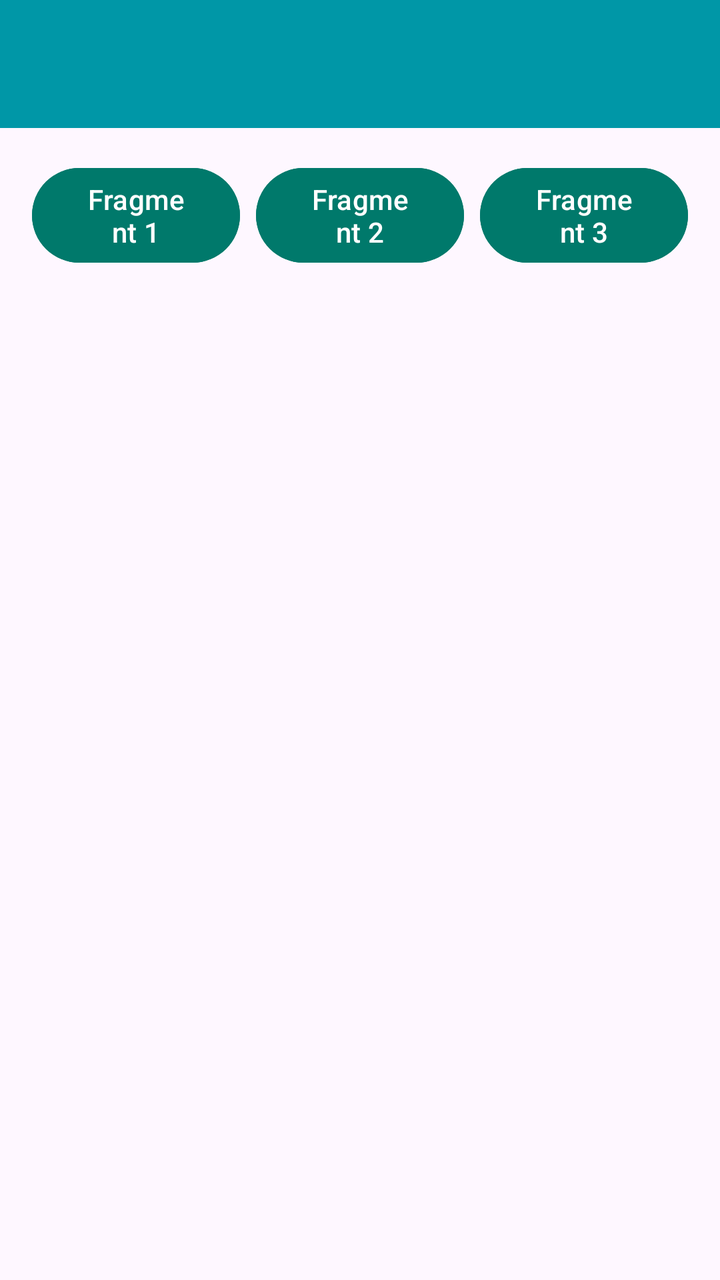
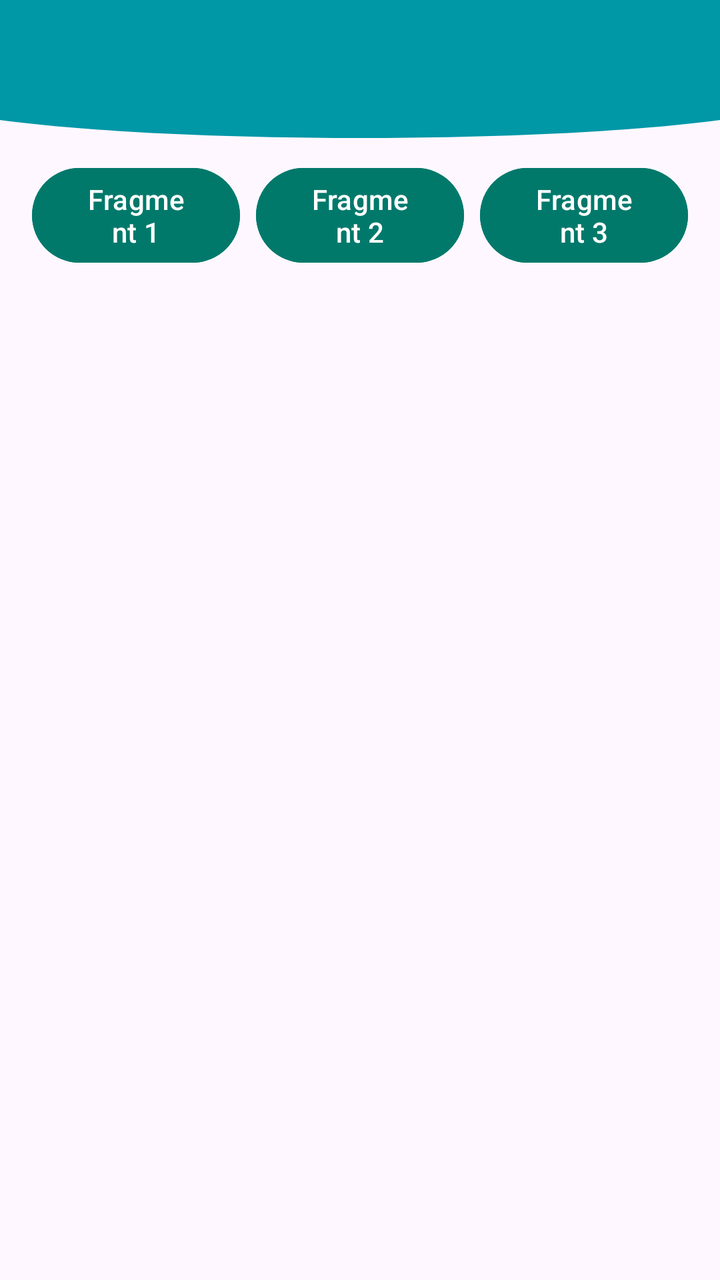

Compare the two renders of this Android layout. The source of the first and the diff that turns it into the second are given below.
<!-- AndroidManifest.xml: application theme Theme.Raymond_3TIB -->
<!-- res/layout/activity_sixth.xml -->
<?xml version="1.0" encoding="utf-8"?>
<androidx.constraintlayout.widget.ConstraintLayout xmlns:android="http://schemas.android.com/apk/res/android"
    xmlns:app="http://schemas.android.com/apk/res-auto"
    xmlns:tools="http://schemas.android.com/tools"
    android:id="@+id/main"
    android:layout_width="match_parent"
    android:layout_height="match_parent"
    tools:context=".Home.pertemuan6.SixthActivity">

    <androidx.appcompat.widget.Toolbar
        android:id="@+id/toolbar"
        android:layout_width="0dp"
        android:layout_height="?attr/actionBarSize"
        android:background="#0097A7"
        app:subtitleTextColor="@android:color/white"
        app:titleTextColor="@android:color/white"
        app:layout_constraintEnd_toEndOf="parent"
        app:layout_constraintStart_toStartOf="parent"
        app:layout_constraintTop_toTopOf="parent" />
    <Button
        android:id="@+id/btnFragment1"
        android:layout_width="0dp"
        android:layout_height="wrap_content"
        android:layout_marginStart="16dp"
        android:layout_marginTop="16dp"
        android:layout_marginEnd="4dp"
        android:backgroundTint="#00796B"
        android:text="Fragment 1"
        app:layout_constraintEnd_toStartOf="@+id/btnFragment2"
        app:layout_constraintStart_toStartOf="parent"
        app:layout_constraintTop_toBottomOf="@+id/toolbar" />
    <Button
        android:id="@+id/btnFragment2"
        android:layout_width="0dp"
        android:layout_height="wrap_content"
        android:layout_marginStart="4dp"
        android:layout_marginEnd="4dp"
        android:backgroundTint="#00796B"
        android:text="Fragment 2"
        app:layout_constraintEnd_toStartOf="@+id/btnFragment3"
        app:layout_constraintStart_toEndOf="@+id/btnFragment1"
        app:layout_constraintTop_toTopOf="@+id/btnFragment1" />
    <Button
        android:id="@+id/btnFragment3"
        android:layout_width="0dp"
        android:layout_height="wrap_content"
        android:layout_marginStart="4dp"
        android:layout_marginEnd="16dp"
        android:backgroundTint="#00796B"
        android:text="Fragment 3"
        app:layout_constraintEnd_toEndOf="parent"
        app:layout_constraintStart_toEndOf="@+id/btnFragment2"
        app:layout_constraintTop_toTopOf="@+id/btnFragment1" />
    <FrameLayout
        android:id="@+id/fragment_container"
        android:layout_width="0dp"
        android:layout_height="0dp"
        android:layout_marginTop="20dp"
        app:layout_constraintBottom_toBottomOf="parent"
        app:layout_constraintEnd_toEndOf="parent"
        app:layout_constraintStart_toStartOf="parent"
        app:layout_constraintTop_toBottomOf="@+id/btnFragment2" />

</androidx.constraintlayout.widget.ConstraintLayout>
<!-- resources referenced by this layout -->
<resources>
  <style name="Theme.Raymond_3TIB" parent="Base.Theme.Raymond_3TIB" />
  <style name="Base.Theme.Raymond_3TIB" parent="Theme.Material3.DayNight.NoActionBar">
          
          
      </style>
</resources>

<!-- the commit's change to res/layout/activity_sixth.xml (unified diff, before → after) -->
@@ -7,11 +7,19 @@
     android:layout_height="match_parent"
     tools:context=".Home.pertemuan6.SixthActivity">
 
+    <View
+        android:id="@+id/background_header"
+        android:layout_width="0dp"
+        android:layout_height="80dp"
+        android:background="@drawable/bg_header_wave2"
+        app:layout_constraintStart_toStartOf="parent"
+        app:layout_constraintEnd_toEndOf="parent"
+        app:layout_constraintTop_toTopOf="parent" />
+
     <androidx.appcompat.widget.Toolbar
         android:id="@+id/toolbar"
         android:layout_width="0dp"
         android:layout_height="?attr/actionBarSize"
-        android:background="#0097A7"
         app:subtitleTextColor="@android:color/white"
         app:titleTextColor="@android:color/white"
         app:layout_constraintEnd_toEndOf="parent"
<!-- resource entries referenced after the edit -->
@@ -1,5 +1,16 @@
 <!-- resources referenced by this layout -->
 <resources>
+  <!-- drawable bg_header_wave2 (drawable) -->
+  <?xml version="1.0" encoding="utf-8"?>
+  <vector android:width="100dp"
+      android:height="100dp"
+      android:viewportWidth="100"
+      android:viewportHeight="100"
+      xmlns:android="http://schemas.android.com/apk/res/android">
+  <path
+      android:fillColor="#0097A7"
+      android:pathData="M0,0 L100,0 L100,75 C75,90 25,90 0,75 Z" />
+  </vector>
   <style name="Theme.Raymond_3TIB" parent="Base.Theme.Raymond_3TIB" />
   <style name="Base.Theme.Raymond_3TIB" parent="Theme.Material3.DayNight.NoActionBar">
           
